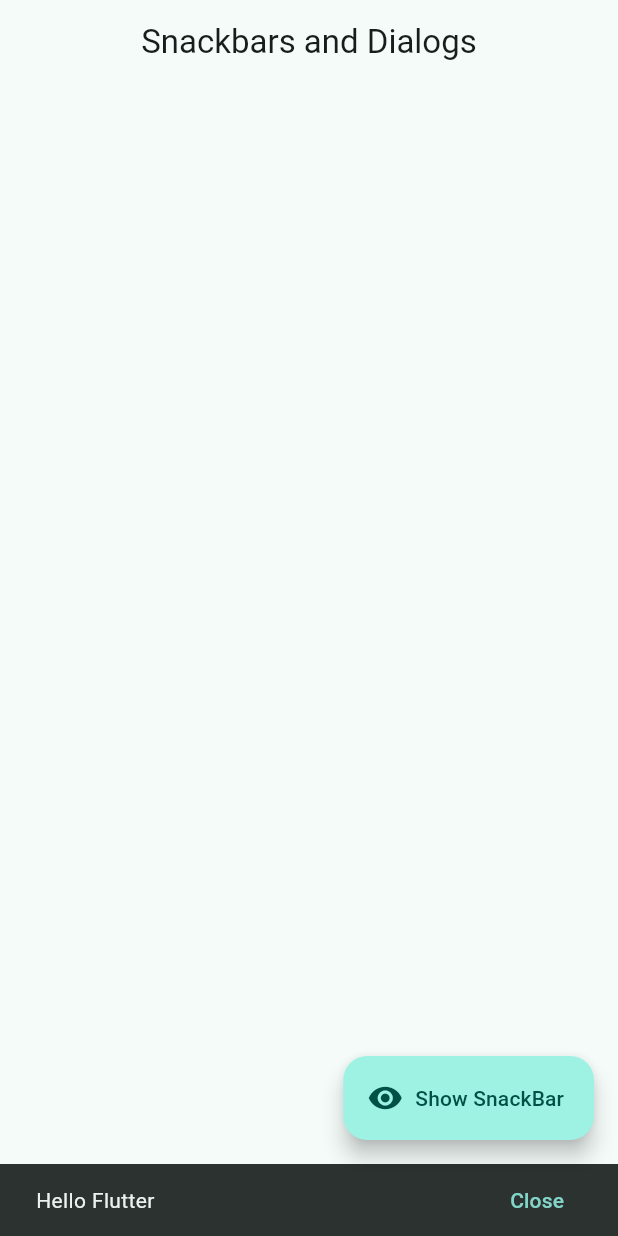
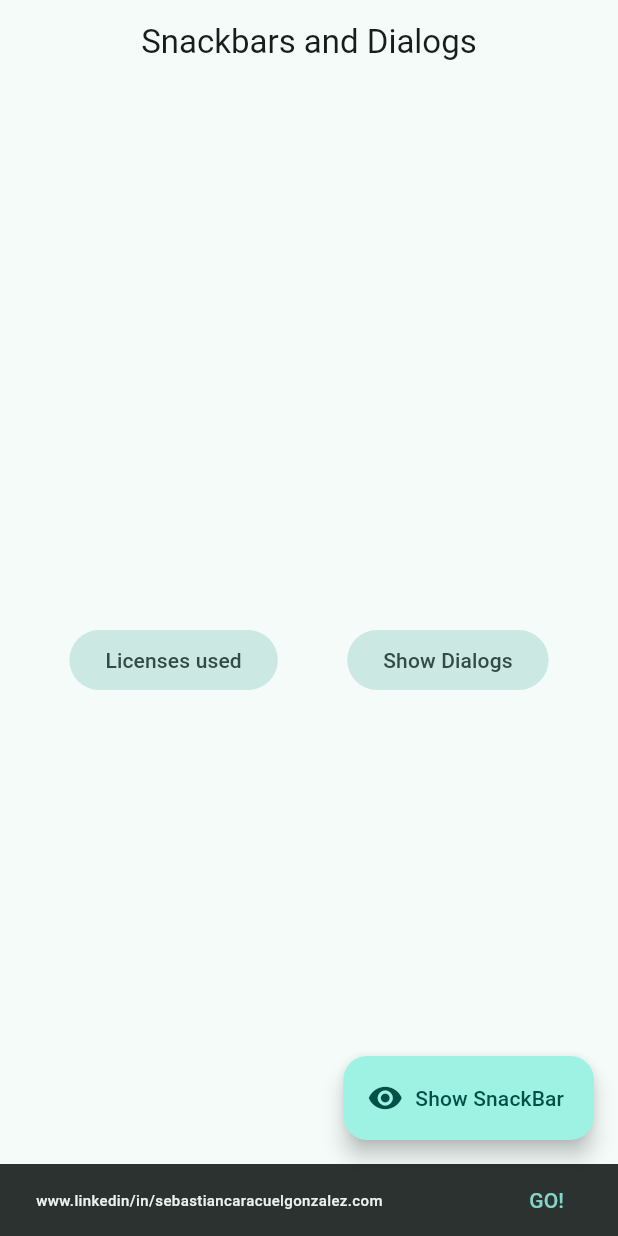
Before and after one commit to SebastianCaracuel/Flutter-Mobile-Beginner-to-Expert, a Flutter app: the SnackbarScreen screen opened by its route, after a tap on "Show SnackBar", on a phone screen of 412 x 824 dp. Run offline on Flutter 3.47's test engine with Material 3 defaults, Android fonts, the phone set to English and light mode, and no system bars; our stand-ins replace animate_do, dio, go_router, video_player.

Commit message:
Create Dialog
Creamos los dialogos y la conexión entre estos, con un dialogo que es predeterminado por flutter y el otro dialogo es un dialogo creado por nosotros, un dialogo personalizado.
El que es predeterminado, mostramos las licencias de flutter y el personalizado, solamente lo que nosotros queremos.

```diff
--- a/06_Widgets_app/w_app/lib/presentation/screens/snackbar/snackbar_screen.dart
+++ b/06_Widgets_app/w_app/lib/presentation/screens/snackbar/snackbar_screen.dart
@@ -1,4 +1,5 @@
 import 'package:flutter/material.dart';
+import 'package:go_router/go_router.dart';
 
 //Creamos nuestra Screen
 class SnackbarScreen extends StatelessWidget {
@@ -17,15 +18,53 @@ class SnackbarScreen extends StatelessWidget {
     //Creamos el snackbar personalizado
     final snackbar = SnackBar(
       //Contenido del SnackBar
-      content: const Text('Hello Flutter'),
+      content: const Text(
+        'www.linkedin/in/sebastiancaracuelgonzalez.com',
+        //Estilo del texto
+        style: TextStyle(
+            //Tamaño
+            fontSize: 10,
+            fontWeight: FontWeight.w500),
+      ),
       //Un action es botón que se encuentra dentro de nuestro snacknar
-      action: SnackBarAction(label: 'Close', onPressed: () {}),
+      action: SnackBarAction(label: 'GO!', onPressed: () {}),
       //Le colocamos también una duración
       duration: const Duration(seconds: 2),
     );
 
     //Le pasamos la propiedad
     ScaffoldMessenger.of(context).showSnackBar(snackbar);
+  }
+
+  //Creamos un nuevo metodo para un Dialogo personalizado
+  void openDialog(BuildContext context) {
+    //Llamamos un metodo que se llama showdialog
+    showDialog(
+        //Esto no lo permite al usuario cerrar el dialogo hasta que presione el botón de cerrar.
+        barrierDismissible: false,
+        //Context que ya viene por defecto
+        context: context,
+        //El builder es algo que se va a construir en tiempo de ejecución
+        //Colocamos un alerDialog que es casi lo mismo que el de las licencias pero podemos especificar las cosas a nuestro gusto
+        builder: (context) => AlertDialog(
+              //Titulo de nuestro dialogo
+              title: const Text('Customized Dialog🚀'),
+              //Contenido de nuestro dialogo
+              content: const Text(
+                  'Hello!👋🏽. This is a Personalized Dialog. Like the video👍🏽.'),
+              //Creamos los botones para la acción.
+              actions: [
+                //Creamos un botón
+                TextButton(
+                    //Cerramos nuestro dialogo
+                    onPressed: () => context.pop(),
+                    //Label del primer primer botón
+                    child: const Text('Close')),
+                FilledButton(
+                    onPressed: () => showCustomSnackbar(context),
+                    child: const Text('Suscribe'))
+              ],
+            ));
   }
 
   //todo: Creamos un metodo que no va a regresar nada
@@ -35,6 +74,41 @@ class SnackbarScreen extends StatelessWidget {
     return Scaffold(
       //Creamos un appbar para poder visualizar el nombre de la pantalla en la que nos encontramos y el button back
       appBar: AppBar(title: const Text('Snackbars and Dialogs')),
+
+      //Creamos una columna para mostrar un texto que explique un poco de que va la aplicación
+      body: Center(
+        //Colocamos un Row para ver los dos botones presentes.
+        child: Row(
+          //Colocamo sun MainAxis para alinear el botón al centro
+          mainAxisAlignment: MainAxisAlignment.spaceEvenly,
+          children: [
+            //COlocamos un botón para ver las licencias en modo dialogo
+            FilledButton.tonal(
+                //Función para mostrar las licencias
+                onPressed: () {
+                  //mostramos las licencias en un Dialogo
+                  showAboutDialog(
+                      //Llamamos al dialogo
+                      context: context,
+                      //Queremos el contenido para eso debemos usar el children
+                      children: [
+                        const Text(
+                            '👋🏽Hello! Welcome to the snackbar and dialogs, in this dialog we will see the licenses that flutter has in this project. We continue learning!🚀')
+                      ]);
+                },
+                //Colocamos el texto de lo que será nuestro botón.
+                child: const Text('Licenses used')),
+
+            //Creamos otro botón para ver un dialogo cualquiera.
+            FilledButton.tonal(
+                //? funcion -  utilizamos nuestro dialogo personalizado que asignamos arriba
+
+                onPressed: () => openDialog(context),
+                //Colocamos el texto de lo que será nuestro botón.
+                child: const Text('Show Dialogs')),
+          ],
+        ),
+      ),
 
       //Creamos un botón flotante extendido
       floatingActionButton: FloatingActionButton.extended(
```
